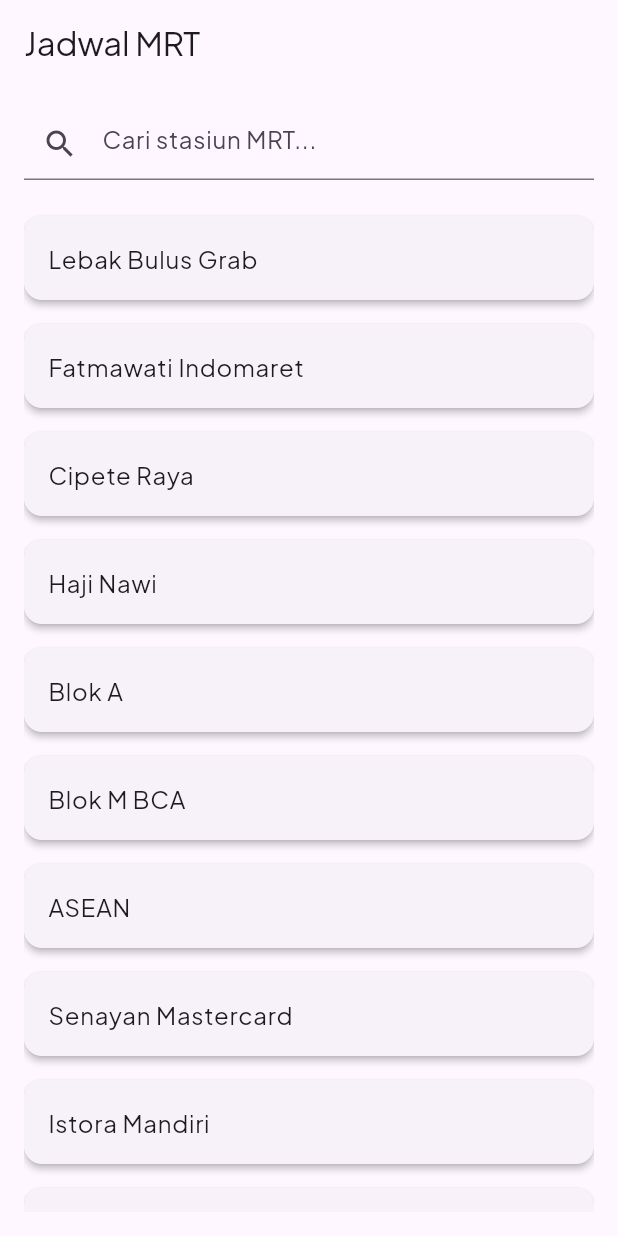
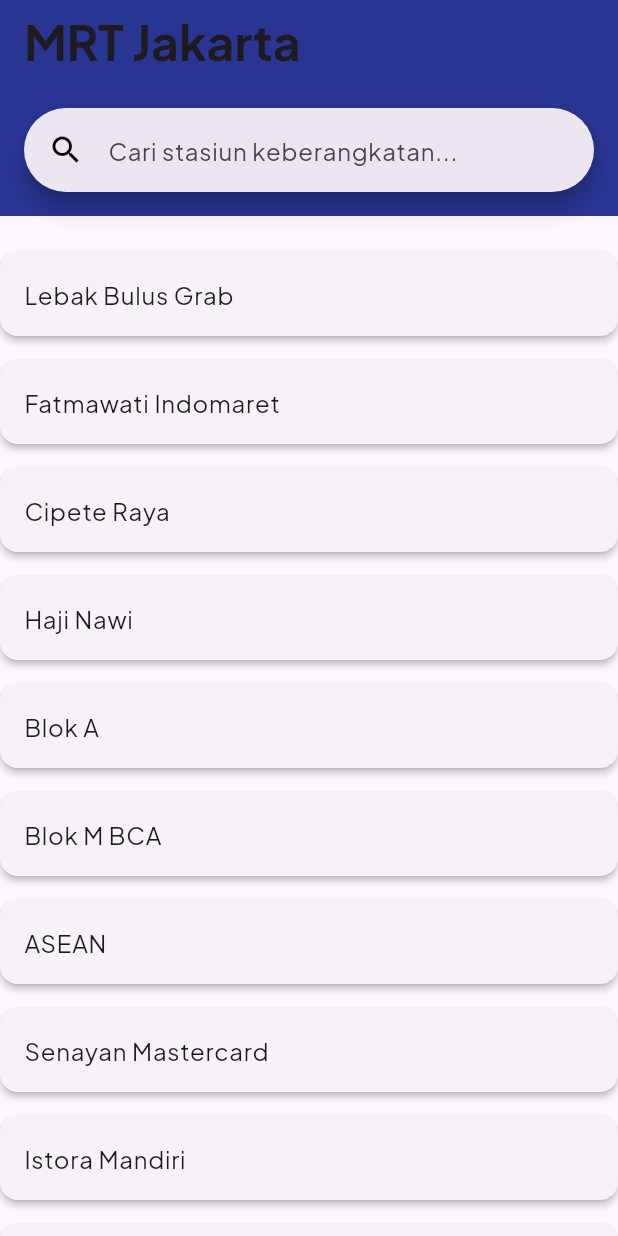
Before and after one commit to dienoov/kaerel, a Flutter app: the screen it shows after launch, on a phone screen of 412 x 824 dp. Run offline on Flutter 3.47's test engine with Material 3 defaults, Android fonts, the phone set to English and light mode, and no system bars.

Commit message:
Redesign AppBar

```diff
--- a/lib/home_page.dart
+++ b/lib/home_page.dart
@@ -29,20 +29,29 @@ class _MyHomePageState extends State<HomePage> {
   Widget build(BuildContext context) {
     return Scaffold(
       appBar: AppBar(
-        title: Text('Jadwal MRT'),
+        title: const Text('MRT Jakarta',
+            style: TextStyle(
+              fontSize: 32.0,
+              fontWeight: FontWeight.bold,
+            )),
+        backgroundColor: Colors.indigo[800],
+        shadowColor: Colors.transparent,
       ),
-      body: Padding(
+      body: Column(
+        children: [
+          Container(
+            color: Colors.indigo[800],
             padding: const EdgeInsets.all(16.0),
-        child: Column(
-          children: [
-            TextField(
+            width: double.infinity,
+            child: SearchBar(
+              hintText: 'Cari stasiun keberangkatan...',
+              leading: const Icon(Icons.search, color: Colors.black),
               onChanged: filterStations,
-              decoration: InputDecoration(
-                hintText: 'Cari stasiun MRT...',
-                prefixIcon: Icon(Icons.search),
+              padding: const MaterialStatePropertyAll<EdgeInsets>(
+                  EdgeInsets.symmetric(horizontal: 16.0)),
             ),
           ),
-            SizedBox(height: 16.0),
+          const SizedBox(height: 16.0),
           Expanded(
             child: ListView.builder(
               itemCount: displayedStations.length,
@@ -53,7 +62,6 @@ class _MyHomePageState extends State<HomePage> {
           ),
         ],
       ),
-      ),
     );
   }
 }
```
Lines whose indentation alone changed are shown as unchanged.
